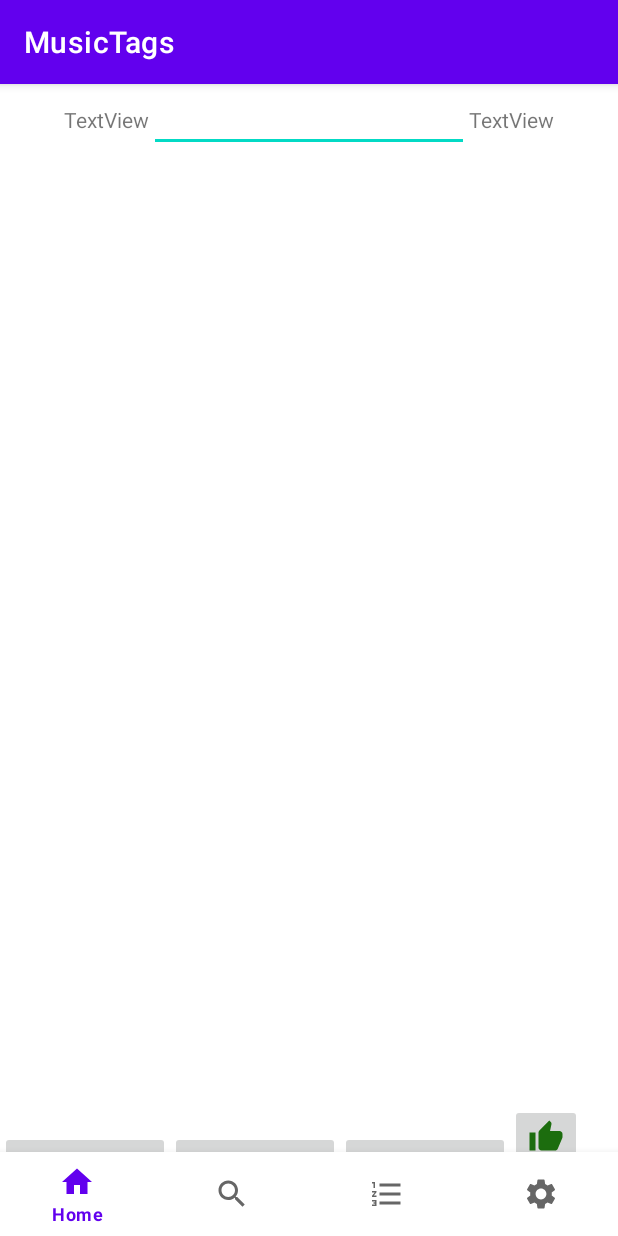
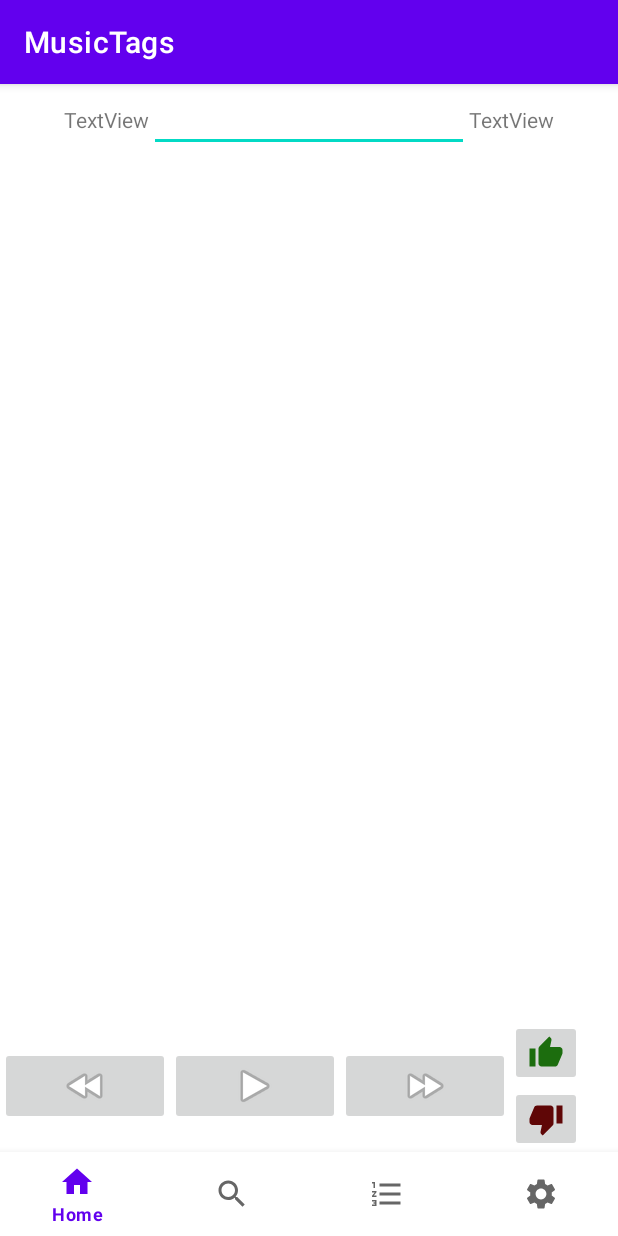
Before and after one commit to d-friendly/MusicTags, an Android app: the screen it shows after launch (MainActivity), on a phone screen of 412 x 824 dp. Run offline under Robolectric (Android 15) with nearby library versions, the phone set to English and light mode, and no system bars.

Commit message:
Slightly less very unfinished Home

```diff
--- a/app/src/main/res/layout/activity_main.xml
+++ b/app/src/main/res/layout/activity_main.xml
@@ -9,7 +9,8 @@
     <FrameLayout
         android:layout_width="match_parent"
         android:layout_height="match_parent"
-        android:id = "@+id/container"/>
+        android:id = "@+id/container"
+        android:layout_above="@+id/bottomnav"/>
 
     <com.google.android.material.bottomnavigation.BottomNavigationView
         android:layout_width="match_parent"
@@ -17,6 +18,7 @@
         android:id="@+id/bottomnav"
         android:layout_alignParentBottom="true"
         android:background="?android:attr/windowBackground"
+
         app:menu="@menu/menu" />
 
 </RelativeLayout>
--- a/app/src/main/res/layout/fragment_home.xml
+++ b/app/src/main/res/layout/fragment_home.xml
@@ -4,7 +4,7 @@
     xmlns:tools="http://schemas.android.com/tools"
     android:layout_width="match_parent"
     android:layout_height="match_parent"
-    app:layout_constraintBottom_toTopOf="@+id/bottomnav"
+    app:layout_constraintBottom_toTopOf="@+id/bo"
     tools:context=".HomeFragment">
 
 
```
